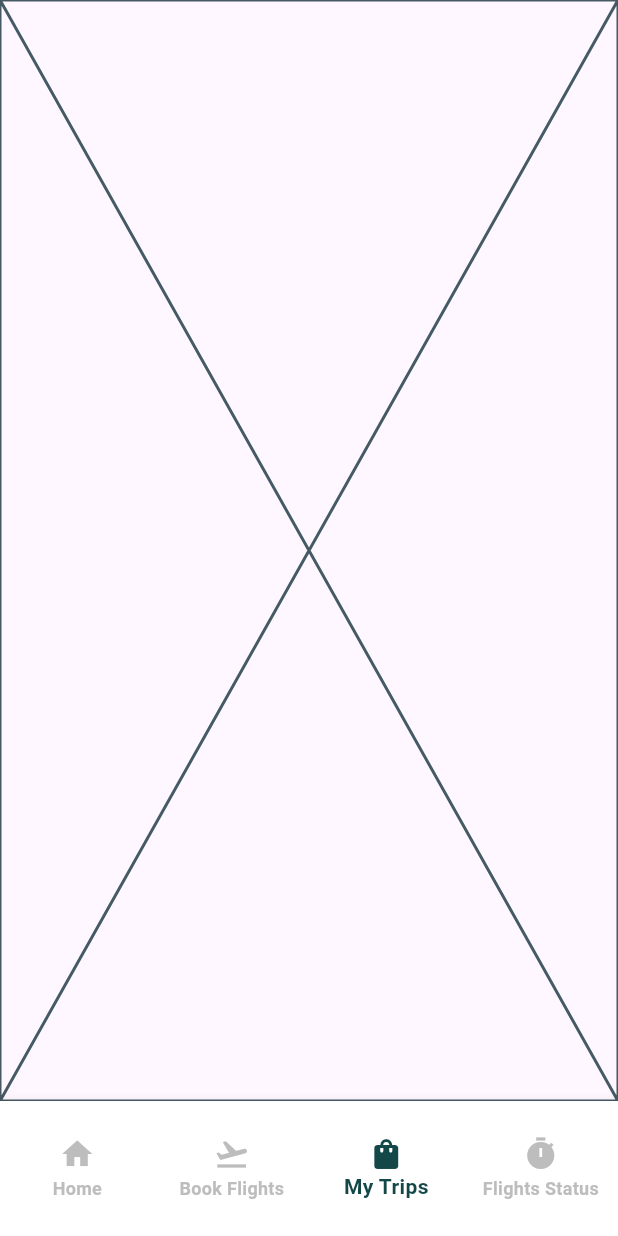
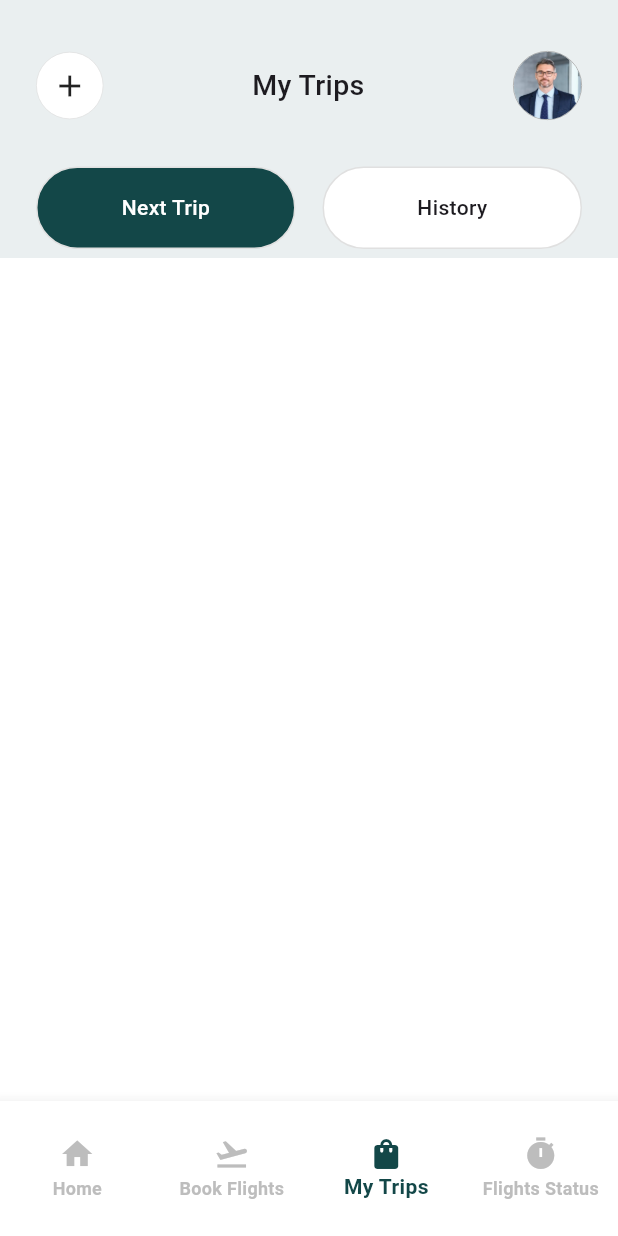
Before and after one commit to namanmahajan2020/Flight-Booking-app-ui, a Flutter app: the screen it shows after launch, item 3 of the bottom bar chosen, on a phone screen of 412 x 824 dp. Run offline on Flutter 3.47's test engine with Material 3 defaults, Android fonts, the phone set to English and light mode, and no system bars.

Commit message:
my trips page

```diff
--- a/lib/pages/My_trips.dart
+++ b/lib/pages/My_trips.dart
@@ -1,9 +1,118 @@
+import 'package:flight_booking/components/places_template.dart';
 import 'package:flutter/material.dart';
+
 class MyTrips extends StatelessWidget {
   const MyTrips({super.key});
 
   @override
   Widget build(BuildContext context) {
-    return const Placeholder();
+    return Scaffold(
+      body: Stack(
+        children: [
+          Container(
+            height: MediaQuery.of(context).size.height,
+            color: Colors.white,
+          ),
+          Container(height: 172, color: Color.fromARGB(255, 234, 239, 240)),
+          Container(
+            child: SafeArea(
+              child: Padding(
+                padding: const EdgeInsets.only(left: 24.0, right: 24, top: 24),
+                child: Column(
+                  children: [
+                    SizedBox(height: 10),
+                    Row(
+                      mainAxisAlignment: MainAxisAlignment.spaceBetween,
+                      crossAxisAlignment: CrossAxisAlignment.center,
+                      children: [
+                        Container(
+                          padding: EdgeInsets.all(10),
+                          decoration: BoxDecoration(
+                            border: Border.all(
+                              color: Colors.grey[300] ?? Colors.grey,
+                              width: 0.5,
+                            ),
+
+                            color: Colors.white,
+                            shape: BoxShape.circle,
+                          ),
+                          child: Icon(Icons.add),
+                        ),
+                        Text(
+                          "My Trips",
+                          style: TextStyle(
+                            fontSize: 19,
+                            fontWeight: FontWeight.w500,
+                          ),
+                        ),
+                        Container(
+                          decoration: BoxDecoration(
+                            shape: BoxShape.circle,
+                            border: Border.all(color: Colors.grey, width: 0.5),
+                          ),
+                          child: ClipRRect(
+                            borderRadius: BorderRadius.circular(50),
+                            child: Image.asset(
+                              "lib/images/profile.jpg",
+                              height: 45,
+                            ),
+                          ),
+                        ),
+                      ],
+                    ),
+                    SizedBox(height: 31),
+                    Row(
+                      mainAxisAlignment: MainAxisAlignment.spaceBetween,
+                      children: [
+                        Container(
+                          height: 55,
+                          width: 173,
+                          decoration: BoxDecoration(
+                            border: Border.all(
+                              color: Colors.grey[300] ?? Colors.grey,
+                              width: 1,
+                            ),
+                            color: Color(0xFF134748),
+
+                            borderRadius: BorderRadius.circular(50),
+                          ),
+                          child: Center(
+                            child: Text(
+                              "Next Trip",
+                              style: TextStyle(
+                                fontWeight: FontWeight.w500,
+                                color: Colors.white,
+                              ),
+                            ),
+                          ),
+                        ),
+                        Container(
+                          height: 55,
+                          width: 173,
+                          decoration: BoxDecoration(
+                            border: Border.all(
+                              color: Colors.grey[300] ?? Colors.grey,
+                              width: 1,
+                            ),
+                            color: Colors.white,
+                            borderRadius: BorderRadius.circular(50),
+                          ),
+                          child: Center(
+                            child: Text(
+                              "History",
+                              style: TextStyle(fontWeight: FontWeight.w500),
+                            ),
+                          ),
+                        ),
+                      ],
+                    ),
+                  ],
+                ),
+              ),
+            ),
+          ),
+        ],
+      ),
+    );
   }
 }
```
